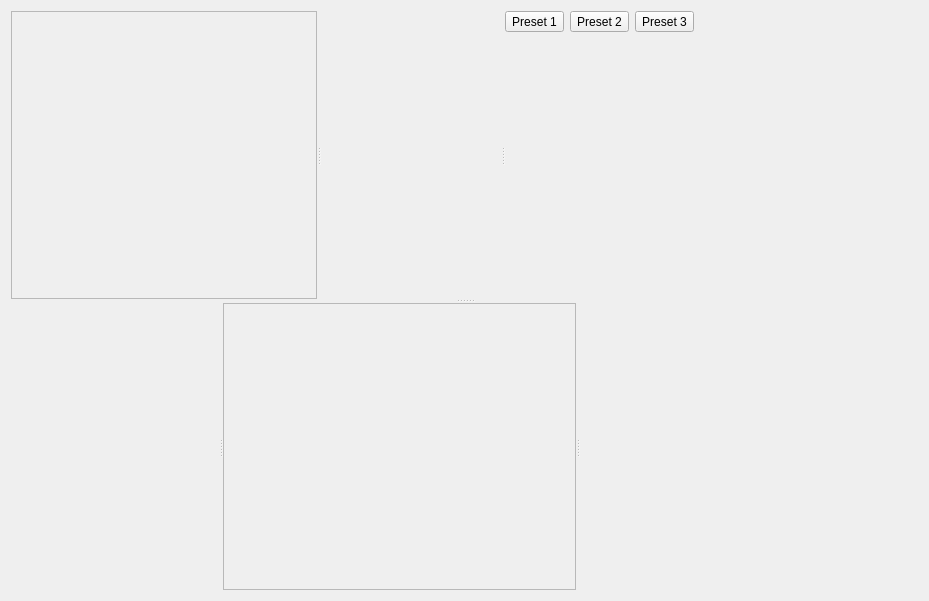
Old version of the form src/resources/ui/devwidget.ui in the repository remia/EclairLooks.
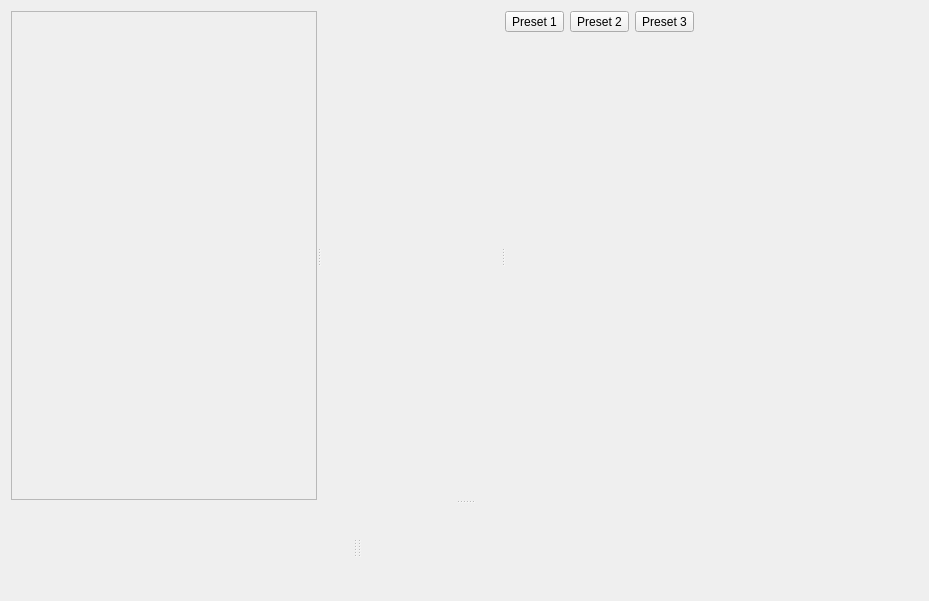
New version of the form. Custom widgets are drawn as their Qt base class.

Commit message:
Use a StackWidget for Operators details
Performance improved as we don't need to re construct widget every time user select an operator in the pipeline

```diff
--- a/src/resources/ui/devwidget.ui
+++ b/src/resources/ui/devwidget.ui
@@ -109,9 +109,12 @@
        <enum>Qt::Horizontal</enum>
       </property>
       <widget class="OperatorListWidget" name="operatorListWidget" native="true"/>
-      <widget class="QScrollArea" name="operatorDetailWidget" native="true"/>
+      <widget class="QStackedWidget" name="operatorDetailWidget"/>
       <widget class="QWidget" name="scopeView" native="true">
        <layout class="QVBoxLayout" name="scopeVLayout">
+        <property name="spacing">
+         <number>0</number>
+        </property>
         <property name="leftMargin">
          <number>0</number>
         </property>
```
The commit also changes 3 other files.
